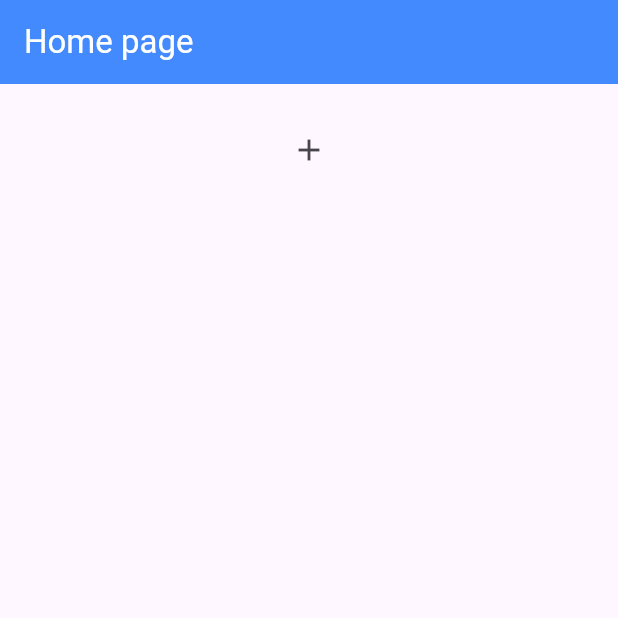
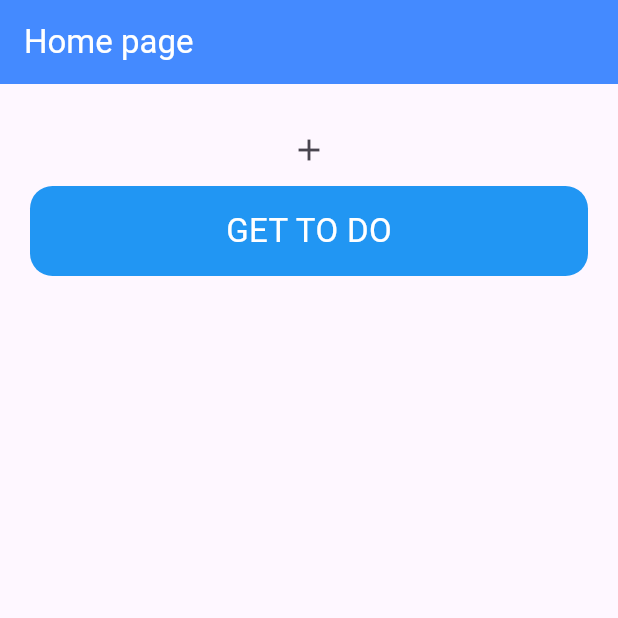
Before and after one commit to Iskander2323/to_do_app, a Flutter app: the screen it shows after launch, on a phone screen of 412 x 824 dp, the top half of it. Run offline on Flutter 3.47's test engine with Material 3 defaults, Android fonts, the phone set to English and light mode, and no system bars; our stand-ins replace bloc, drift, equatable, flutter_bloc, go_router, sqlite3_flutter_libs; missing offline and left inert: sqlite3; accounts and stored records are empty; generated files the repository leaves out were written again.

Commit message:
added button

```diff
--- a/lib/components/ui/home_page.dart
+++ b/lib/components/ui/home_page.dart
@@ -1,5 +1,6 @@
 import 'package:flutter/material.dart';
 import 'package:go_router/go_router.dart';
+import 'package:to_do_app/components/ui/widgets/custom_button.dart';
 
 class HomePage extends StatefulWidget {
   const HomePage({super.key});
@@ -30,6 +31,7 @@ class _HomePageState extends State<HomePage> {
                   context.goNamed('to_do_form_page');
                 },
                 icon: Icon(Icons.add)),
+            CustomButton(title: 'GET TO DO', onTap: () {})
           ],
         ),
       ),
```
